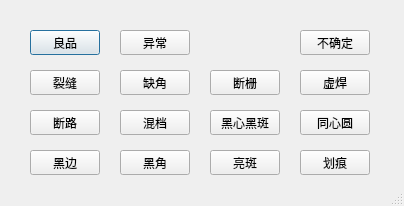
This is LabelType.ui in gjz22cn/el as Qt 5 draws it before an edit. The edited form follows.
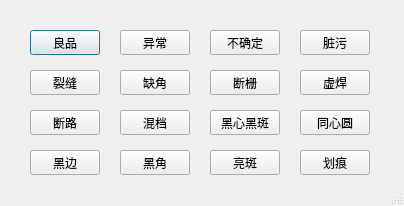
This is the edited form.

```diff
--- a/LabelType.ui
+++ b/LabelType.ui
@@ -188,7 +188,7 @@
   <widget class="QPushButton" name="uncertain">
    <property name="geometry">
     <rect>
-     <x>300</x>
+     <x>210</x>
      <y>30</y>
      <width>70</width>
      <height>25</height>
@@ -211,6 +211,19 @@
     <string>异常</string>
    </property>
   </widget>
+  <widget class="QPushButton" name="zangwu">
+   <property name="geometry">
+    <rect>
+     <x>300</x>
+     <y>30</y>
+     <width>70</width>
+     <height>25</height>
+    </rect>
+   </property>
+   <property name="text">
+    <string>脏污</string>
+   </property>
+  </widget>
  </widget>
  <resources/>
  <connections>
```
